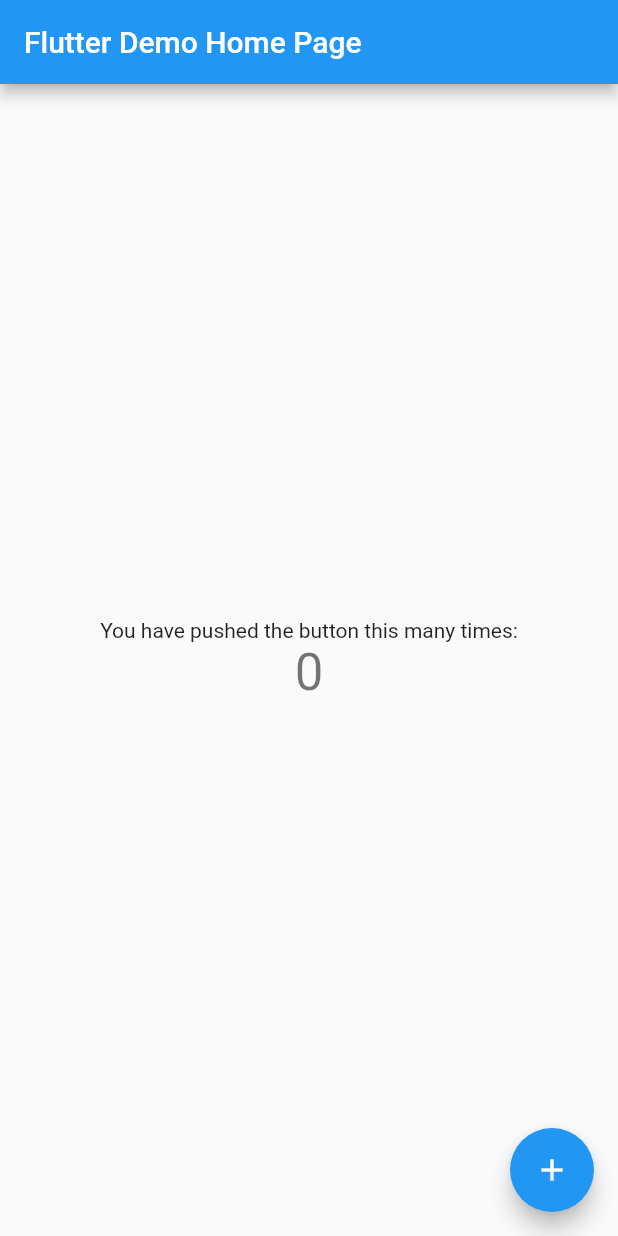
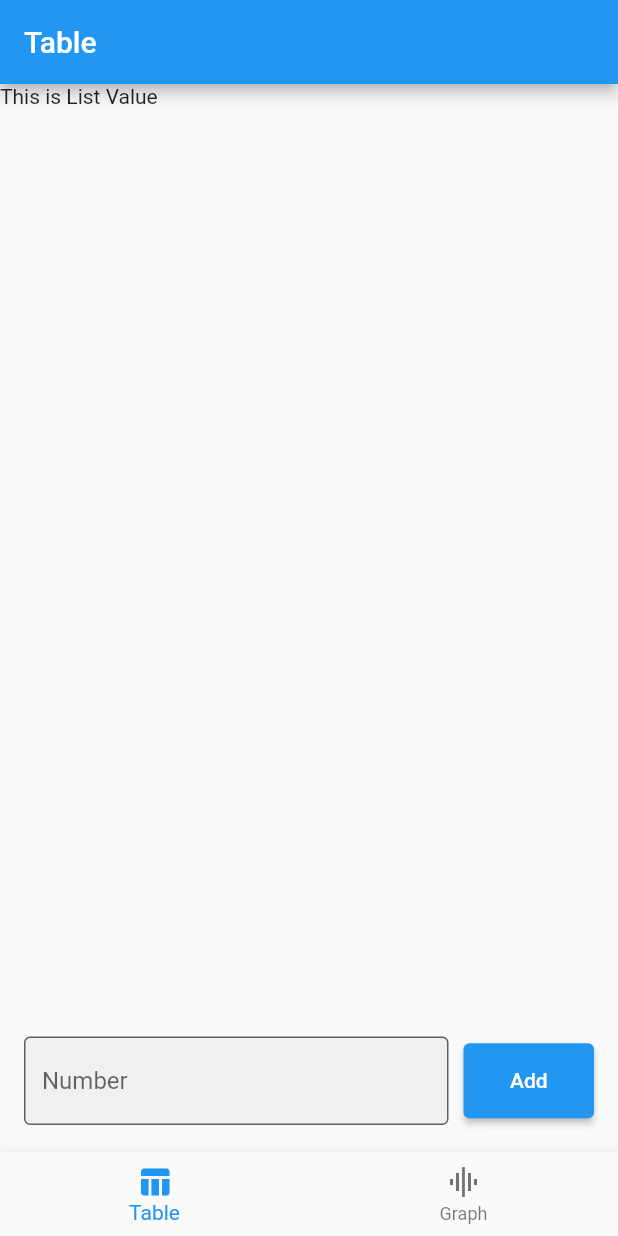
Before and after one commit to NarumonK/MonTableGraph, a Flutter app: the screen it shows after launch, on a phone screen of 412 x 824 dp. Run offline on Flutter 3.47's test engine with Material 2 defaults, Android fonts, the phone set to English and light mode, and no system bars; our stand-ins replace dio, get.

Commit message:
insert value api

```diff
--- /dev/null
+++ b/lib/controllers/app_controller.dart
@@ -0,0 +1,5 @@
+import 'package:get/get.dart';
+
+class AppController extends GetxController {
+  RxInt indexBodys = 0.obs;
+}
--- a/lib/main.dart
+++ b/lib/main.dart
@@ -1,115 +1,30 @@
+import 'dart:io';
+
 import 'package:flutter/material.dart';
+import 'package:get/get.dart';
+import 'package:montablegraph/states/main_home.dart';
 
 void main() {
-  runApp(const MyApp());
+  HttpOverrides.global = MyHttpOverride();
+  runApp(MyApp());
 }
 
 class MyApp extends StatelessWidget {
   const MyApp({super.key});
 
-  // This widget is the root of your application.
   @override
   Widget build(BuildContext context) {
-    return MaterialApp(
-      title: 'Flutter Demo',
-      theme: ThemeData(
-        // This is the theme of your application.
-        //
-        // Try running your application with "flutter run". You'll see the
-        // application has a blue toolbar. Then, without quitting the app, try
-        // changing the primarySwatch below to Colors.green and then invoke
-        // "hot reload" (press "r" in the console where you ran "flutter run",
-        // or simply save your changes to "hot reload" in a Flutter IDE).
-        // Notice that the counter didn't reset back to zero; the application
-        // is not restarted.
-        primarySwatch: Colors.blue,
-      ),
-      home: const MyHomePage(title: 'Flutter Demo Home Page'),
+    return GetMaterialApp(
+      home: MainHome(),
     );
   }
 }
 
-class MyHomePage extends StatefulWidget {
-  const MyHomePage({super.key, required this.title});
-
-  // This widget is the home page of your application. It is stateful, meaning
-  // that it has a State object (defined below) that contains fields that affect
-  // how it looks.
-
-  // This class is the configuration for the state. It holds the values (in this
-  // case the title) provided by the parent (in this case the App widget) and
-  // used by the build method of the State. Fields in a Widget subclass are
-  // always marked "final".
-
-  final String title;
-
+class MyHttpOverride extends HttpOverrides {
   @override
-  State<MyHomePage> createState() => _MyHomePageState();
-}
-
-class _MyHomePageState extends State<MyHomePage> {
-  int _counter = 0;
-
-  void _incrementCounter() {
-    setState(() {
-      // This call to setState tells the Flutter framework that something has
-      // changed in this State, which causes it to rerun the build method below
-      // so that the display can reflect the updated values. If we changed
-      // _counter without calling setState(), then the build method would not be
-      // called again, and so nothing would appear to happen.
-      _counter++;
-    });
-  }
-
-  @override
-  Widget build(BuildContext context) {
-    // This method is rerun every time setState is called, for instance as done
-    // by the _incrementCounter method above.
-    //
-    // The Flutter framework has been optimized to make rerunning build methods
-    // fast, so that you can just rebuild anything that needs updating rather
-    // than having to individually change instances of widgets.
-    return Scaffold(
-      appBar: AppBar(
-        // Here we take the value from the MyHomePage object that was created by
-        // the App.build method, and use it to set our appbar title.
-        title: Text(widget.title),
-      ),
-      body: Center(
-        // Center is a layout widget. It takes a single child and positions it
-        // in the middle of the parent.
-        child: Column(
-          // Column is also a layout widget. It takes a list of children and
-          // arranges them vertically. By default, it sizes itself to fit its
-          // children horizontally, and tries to be as tall as its parent.
-          //
-          // Invoke "debug painting" (press "p" in the console, choose the
-          // "Toggle Debug Paint" action from the Flutter Inspector in Android
-          // Studio, or the "Toggle Debug Paint" command in Visual Studio Code)
-          // to see the wireframe for each widget.
-          //
-          // Column has various properties to control how it sizes itself and
-          // how it positions its children. Here we use mainAxisAlignment to
-          // center the children vertically; the main axis here is the vertical
-          // axis because Columns are vertical (the cross axis would be
-          // horizontal).
-          mainAxisAlignment: MainAxisAlignment.center,
-          children: <Widget>[
-            const Text(
-              'You have pushed the button this many times:',
-            ),
-            Text(
-              '$_counter',
-              style: Theme.of(context).textTheme.headline4,
-            ),
-          ],
-        ),
-      ),
-      floatingActionButton: FloatingActionButton(
-        onPressed: _incrementCounter,
-        tooltip: 'Increment',
-        child: const Icon(Icons.add),
-      ), // This trailing comma makes auto-formatting nicer for build methods.
-    );
+  HttpClient createHttpClient(SecurityContext? context) {
+    // TODO: implement createHttpClient
+    return super.createHttpClient(context)
+      ..badCertificateCallback = (cert, host, port) => true;
   }
 }
--- /dev/null
+++ b/lib/states/main_home.dart
@@ -0,0 +1,65 @@
+import 'package:flutter/material.dart';
+import 'package:get/get.dart';
+import 'package:montablegraph/controllers/app_controller.dart';
+import 'package:montablegraph/widgets/graph.dart';
+import 'package:montablegraph/widgets/my_table.dart';
+
+class MainHome extends StatefulWidget {
+  const MainHome({super.key});
+
+  @override
+  State<MainHome> createState() => _MainHomeState();
+}
+
+class _MainHomeState extends State<MainHome> {
+  var titles = <String>[
+    'Table',
+    'Graph',
+  ];
+
+  var iconDatas = <IconData>[
+    Icons.table_chart,
+    Icons.graphic_eq,
+  ];
+
+  var bodys = <Widget>[const MyTable(), const Graph(),];
+
+  var bottomNavigationBarItems = <BottomNavigationBarItem>[];
+
+  @override
+  void initState() {
+    super.initState();
+    for (var i = 0; i < titles.length; i++) {
+      bottomNavigationBarItems.add(
+        BottomNavigationBarItem(
+          icon: Icon(
+            iconDatas[i],
+          ),
+          label: titles[i],
+        ),
+      );
+    }
+  }
+
+  @override
+  Widget build(BuildContext context) {
+    return GetX(
+      init: AppController(),
+      builder: (AppController controller) {
+        return Scaffold(
+          appBar: AppBar(
+            title: Text(titles[controller.indexBodys.value]),
+          ),
+          bottomNavigationBar: BottomNavigationBar(
+            items: bottomNavigationBarItems,
+            currentIndex: controller.indexBodys.value,
+            onTap: (value) {
+              controller.indexBodys.value = value;
+            },
+          ),
+          body: bodys[controller.indexBodys.value],
+        );
+      },
+    );
+  }
+}
--- /dev/null
+++ b/lib/utility/my_dialog.dart
@@ -0,0 +1,21 @@
+// ignore_for_file: public_member_api_docs, sort_constructors_first
+import 'package:flutter/material.dart';
+import 'package:get/get.dart';
+import 'package:montablegraph/widgets/widget_text.dart';
+
+class MyDialog {
+  final BuildContext context;
+  MyDialog({
+    required this.context,
+  });
+
+  void normalDialog({required String title, required String message}) {
+    Get.dialog(
+      AlertDialog(
+        title: WidgetText(text: title),
+
+        content: WidgetText(text: message),
+      ),
+    );
+  }
+}
--- /dev/null
+++ b/lib/utility/my_service.dart
@@ -0,0 +1,9 @@
+import 'package:dio/dio.dart';
+
+class MyService {
+  Future<void> insertNumber({required String number}) async {
+    String urlAPI =
+        'https://www.androidthai.in.th/fluttertraining/insertNumberMon.php?isAdd=true&number=$number';
+    await Dio().get(urlAPI).then((value) => print('Insert number Success'));
+  }
+}
--- /dev/null
+++ b/lib/widgets/graph.dart
@@ -0,0 +1,11 @@
+import 'package:flutter/material.dart';
+import 'package:montablegraph/widgets/widget_text.dart';
+
+class Graph extends StatelessWidget {
+  const Graph({super.key});
+
+  @override
+  Widget build(BuildContext context) {
+    return WidgetText(text: "This is Graph");
+  }
+}
--- /dev/null
+++ b/lib/widgets/my_table.dart
@@ -0,0 +1,97 @@
+import 'package:flutter/material.dart';
+import 'package:montablegraph/utility/my_dialog.dart';
+import 'package:montablegraph/utility/my_service.dart';
+import 'package:montablegraph/widgets/widget_button.dart';
+import 'package:montablegraph/widgets/widget_from.dart';
+import 'package:montablegraph/widgets/widget_text.dart';
+
+class MyTable extends StatefulWidget {
+  const MyTable({super.key});
+
+  @override
+  State<MyTable> createState() => _MyTableState();
+}
+
+class _MyTableState extends State<MyTable> {
+  String? number;
+  TextEditingController textEditingController = TextEditingController();
+
+  @override
+  Widget build(BuildContext context) {
+    return LayoutBuilder(
+      builder: (context, BoxConstraints boxConstraints) {
+        return GestureDetector(
+          behavior: HitTestBehavior.opaque,
+          onTap: () => FocusScope.of(context).requestFocus(
+            FocusScopeNode(),
+          ),
+          child: SizedBox(
+            width: boxConstraints.maxWidth,
+            height: boxConstraints.maxHeight,
+            child: Stack(
+              children: [
+                WidgetText(text: "This is List Value"),
+                Positioned(
+                  bottom: 8,
+                  child: Row(
+                    children: [
+                      valueForm(boxConstraints),
+                      addButton(boxConstraints),
+                    ],
+                  ),
+                ),
+              ],
+            ),
+          ),
+        );
+      },
+    );
+  }
+
+  Container addButton(BoxConstraints boxConstraints) {
+    return Container(
+      padding: const EdgeInsets.only(right: 16),
+      width: boxConstraints.maxWidth * 0.25,
+      height: 50,
+      child: WidgetButton(
+        label: 'Add',
+        pressFunc: () {
+          if (number?.isEmpty ?? true) {
+            print('Have Space');
+            MyDialog(context: context).normalDialog(
+                title: 'Have Space ?', message: 'Please Enter Number');
+          } else {
+            print('No Space');
+            processInsertValueToAPI();
+          }
+        },
+      ),
+    );
+  }
+
+  Container valueForm(BoxConstraints boxConstraints) {
+    return Container(
+      padding: const EdgeInsets.only(
+        left: 16,
+        top: 10,
+        bottom: 10,
+        right: 10,
+      ),
+      width: boxConstraints.maxWidth * 0.75,
+      child: WidgetFrom(
+        textEditingController: textEditingController,
+        hint: 'Number',
+        textInputType: TextInputType.number,
+        changeFunc: (String string) {
+          number = string.trim();
+        },
+      ),
+    );
+  }
+
+  Future<void> processInsertValueToAPI() async {
+    await MyService().insertNumber(number: number!).then((value) {
+      textEditingController.text = '';
+    });
+  }
+}
--- /dev/null
+++ b/lib/widgets/widget_button.dart
@@ -0,0 +1,20 @@
+import 'package:flutter/material.dart';
+import 'package:montablegraph/widgets/widget_text.dart';
+
+class WidgetButton extends StatelessWidget {
+  final String label;
+  final Function() pressFunc;
+  const WidgetButton({
+    super.key,
+    required this.label,
+    required this.pressFunc,
+  });
+
+  @override
+  Widget build(BuildContext context) {
+    return ElevatedButton(
+      onPressed: pressFunc,
+      child: WidgetText(text: label),
+    );
+  }
+}
--- /dev/null
+++ b/lib/widgets/widget_from.dart
@@ -0,0 +1,31 @@
+// ignore_for_file: public_member_api_docs, sort_constructors_first
+import 'package:flutter/material.dart';
+
+class WidgetFrom extends StatelessWidget {
+  final String hint;
+  final TextInputType? textInputType;
+  final Function(String) changeFunc;
+  final TextEditingController? textEditingController;
+
+  const WidgetFrom({
+    Key? key,
+    required this.hint,
+    this.textInputType,
+    required this.changeFunc,
+    this.textEditingController,
+  }) : super(key: key);
+
+  @override
+  Widget build(BuildContext context) {
+    return TextFormField(
+      controller: textEditingController,
+      onChanged: changeFunc,
+      keyboardType: textInputType,
+      decoration: InputDecoration(
+        hintText: hint,
+        filled: true,
+        border: OutlineInputBorder(),
+      ),
+    );
+  }
+}
--- /dev/null
+++ b/lib/widgets/widget_text.dart
@@ -0,0 +1,15 @@
+// ignore_for_file: public_member_api_docs, sort_constructors_first
+import 'package:flutter/material.dart';
+
+class WidgetText extends StatelessWidget {
+  final String text;
+  const WidgetText({
+    Key? key,
+    required this.text,
+  }) : super(key: key);
+
+  @override
+  Widget build(BuildContext context) {
+    return Text(text);
+  }
+}
--- a/pubspec.yaml
+++ b/pubspec.yaml
@@ -36,6 +36,8 @@
   # The following adds the Cupertino Icons font to your application.
   # Use with the CupertinoIcons class for iOS style icons.
   cupertino_icons: ^1.0.2
+  get: ^4.6.5
+  dio: ^4.0.6
 
 dev_dependencies:
   flutter_test:
```
Also changed, not shown: pubspec.lock.
